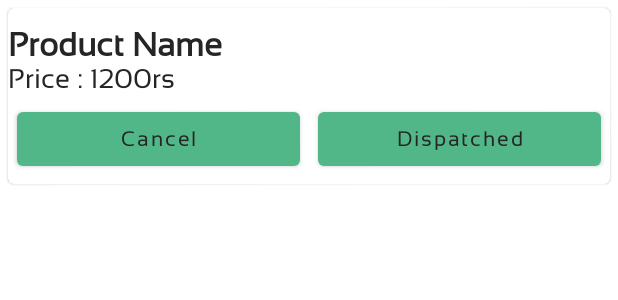
After one commit to rushabhbarde/FarmAid-Admin, an Android app: the layout all_order_item_layout.xml on its own in the app's theme, with its tools: preview values and no code run, on a phone screen of 412 x 824 dp. The commit adds this screen. Shown: the top 300 px of the screen. Run offline under Robolectric (Android 15) with nearby library versions, the phone set to English and light mode, and no system bars.

Commit message:
All Order Details Added

```diff
--- /dev/null
+++ b/app/src/main/res/layout/all_order_item_layout.xml
@@ -0,0 +1,70 @@
+<?xml version="1.0" encoding="utf-8"?>
+<com.google.android.material.card.MaterialCardView xmlns:android="http://schemas.android.com/apk/res/android"
+    android:layout_width="match_parent"
+    android:layout_height="wrap_content"
+    android:layout_margin="5dp"
+    android:padding="12dp"
+    >
+
+    <LinearLayout
+        android:layout_width="match_parent"
+        android:layout_height="wrap_content"
+        android:layout_marginTop="12dp"
+        android:orientation="vertical"
+        >
+
+        <TextView
+            android:layout_width="wrap_content"
+            android:layout_height="wrap_content"
+            android:text="Product Name"
+            android:textStyle="bold"
+            android:textSize="22sp"
+            android:textColor="@color/customBlack"
+            android:id="@+id/productTitle"
+            android:fontFamily="@font/sansation_regular"
+            />
+        <TextView
+            android:layout_width="wrap_content"
+            android:layout_height="wrap_content"
+            android:text="Price : 1200rs"
+            android:textSize="18sp"
+            android:textColor="@color/customBlack"
+            android:id="@+id/productPrice"
+            android:fontFamily="@font/sansation_regular"
+            />
+        <LinearLayout
+            android:layout_width="match_parent"
+            android:weightSum="2"
+
+            android:layout_height="wrap_content">
+
+            <com.google.android.material.button.MaterialButton
+                android:layout_width="0dp"
+                android:layout_height="wrap_content"
+                android:id="@+id/cancelbtn"
+                android:text="Cancel"
+                android:textColor="@color/customBlack"
+                android:textAllCaps="false"
+                android:layout_margin="6dp"
+                android:fontFamily="@font/sansation_regular"
+                android:layout_weight="1"/>
+
+            <com.google.android.material.button.MaterialButton
+                android:layout_width="0dp"
+                android:layout_height="wrap_content"
+                android:id="@+id/proceedbtn"
+                android:text="Dispatched"
+                android:layout_margin="6dp"
+                android:textColor="@color/customBlack"
+                android:textAllCaps="false"
+                android:fontFamily="@font/sansation_regular"
+                android:layout_weight="1"/>
+
+
+        </LinearLayout>
+
+
+    </LinearLayout>
+
+
+</com.google.android.material.card.MaterialCardView>
--- a/app/src/main/res/values/strings.xml
+++ b/app/src/main/res/values/strings.xml
@@ -1,5 +1,5 @@
 <resources>
-    <string name="app_name">projectK Admin</string>
+    <string name="app_name">FarmAid Admin</string>
     <!-- TODO: Remove or change this placeholder text -->
     <string name="hello_blank_fragment">Hello blank fragment</string>
 </resources>
```
Also changed, not shown: app/src/main/java/com/example/projectkadmin/activity/AllOrdersActivity.kt (+23 -0 lines), app/src/main/java/com/example/projectkadmin/adapter/AllOrderAdapter.kt (added, +80 -0 lines), app/src/main/java/com/example/projectkadmin/model/AllOrderModel.kt (added, +10 -0 lines), app/src/main/res/layout/activity_all_orders.xml (+7 -0 lines), 1 other file.
